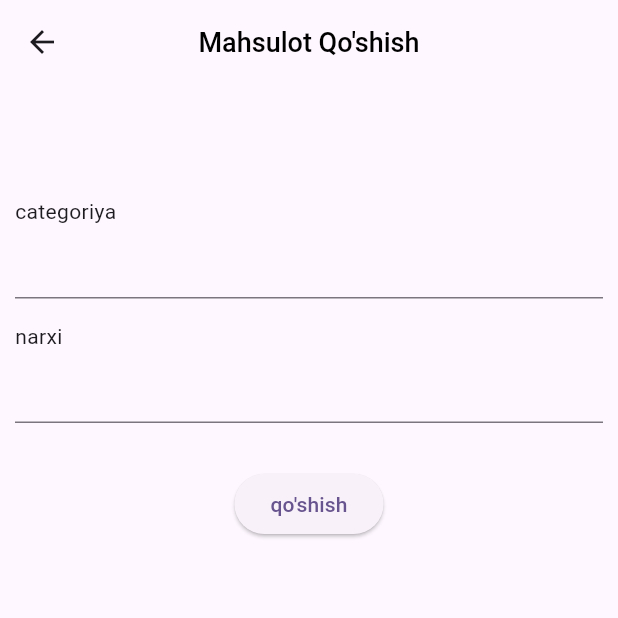
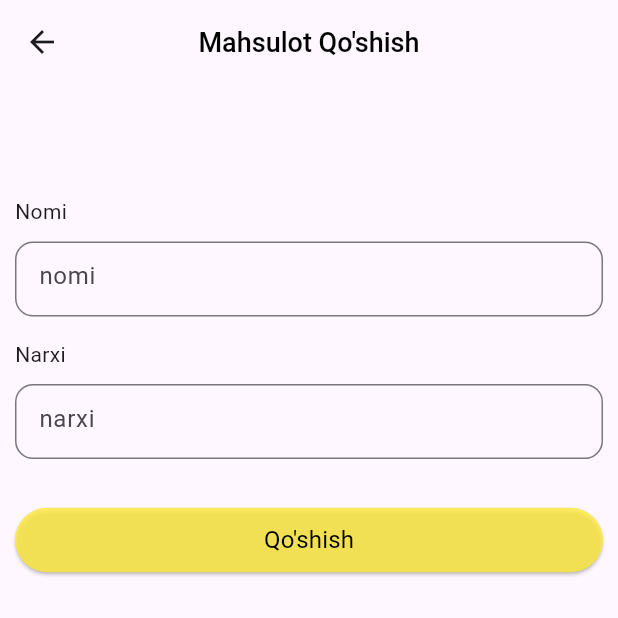
Before and after one commit to AbdulazizTursunov/category, a Flutter app: the AddItemScreen screen opened directly, on a phone screen of 412 x 824 dp, the top half of it. Run offline on Flutter 3.47's test engine with Material 3 defaults, Android fonts, the phone set to English and light mode, and no system bars; missing offline and left inert: sqlite_wrapper.

Commit message:
snakbr qo'shildi designga biroz o'zgartirsh kiritildi

```diff
--- a/lib/ui/all_product/sub_screen/add_scren.dart
+++ b/lib/ui/all_product/sub_screen/add_scren.dart
@@ -1,5 +1,4 @@
 import 'package:category/ui/all_product/view.dart';
-
 
 class AddItemScreen extends StatefulWidget {
   const AddItemScreen({super.key});
@@ -24,7 +23,9 @@ class _AddItemScreenState extends State<AddItemScreen> {
           style: stylee,
         ),
       ),
-      body: Padding(
+      body: Material(
+        borderRadius: BorderRadius.circular(40),
+        child: Padding(
           padding: const EdgeInsets.symmetric(horizontal: 10.0),
           child: Column(
             crossAxisAlignment: CrossAxisAlignment.start,
@@ -38,6 +39,9 @@ class _AddItemScreenState extends State<AddItemScreen> {
                     itemBuilder: (context, index) {
                       CategoryModel category = globalCategoryValue[index];
                       return InkWell(
+                        highlightColor: Colors.purple.withOpacity(0.4),
+                        splashColor: Colors.green.withOpacity(0.5),
+                        borderRadius: BorderRadius.circular(40),
                         onTap: () {
                           setState(() {
                             value = category.id;
@@ -45,12 +49,13 @@ class _AddItemScreenState extends State<AddItemScreen> {
                         },
                         child: Container(
                           margin: const EdgeInsets.symmetric(
-                            horizontal: 10, vertical: 5),
+                              horizontal: 5, vertical: 5),
                           padding: const EdgeInsets.symmetric(
-                            horizontal: 20, vertical: 10),
+                              horizontal: 20, vertical: 5),
                           decoration: BoxDecoration(
                               borderRadius: BorderRadius.circular(40),
-                            color: Colors.yellow),
+                              border:
+                                  Border.all(color: Colors.yellow, width: 2)),
                           child: Center(
                             child: Text(category.nomi),
                           ),
@@ -59,32 +64,80 @@ class _AddItemScreenState extends State<AddItemScreen> {
                     }),
               ),
               const SizedBox(height: 15),
-            const Text('categoriya'),
-            TextField(
+              const Text('Nomi'),
+              const SizedBox(height: 10),
+              SizedBox(
+                height: 50,
+                child: TextField(
+                  textInputAction: TextInputAction.next,
+                  keyboardType: TextInputType.text,
+                  decoration: InputDecoration(
+                    hintText: 'nomi',
+                    border: OutlineInputBorder(
+                      borderRadius: BorderRadius.circular(12),
+                    ),
+                    focusedBorder: OutlineInputBorder(
+                      borderRadius: BorderRadius.circular(12),
+                    ),
+                    fillColor: Colors.black,
+                  ),
                   controller: nomiController,
                 ),
+              ),
               const SizedBox(height: 15),
-            const Text('narxi'),
-            TextField(
+              const Text('Narxi'),
+              const SizedBox(height: 10),
+              SizedBox(
+                height: 50,
+                child: TextField(
+                  textInputAction: TextInputAction.done,
+                  keyboardType: TextInputType.number,
                   controller: narxiController,
+                  decoration: InputDecoration(
+                    hintText: 'narxi',
+                    border: OutlineInputBorder(
+                      borderRadius: BorderRadius.circular(12),
+                    ),
+                    focusedBorder: OutlineInputBorder(
+                      borderRadius: BorderRadius.circular(12),
+                    ),
+                    fillColor: Colors.black,
+                  ),
+                ),
               ),
               const SizedBox(height: 30),
               Center(
+                child: SizedBox(
+                  width: double.infinity,
                   child: ElevatedButton(
+                    style: ElevatedButton.styleFrom(
+                      backgroundColor: Colors.yellow.withOpacity(0.8),
+                      padding: const EdgeInsets.all(10),
+                    ),
                     onPressed: () async {
+
                       MahsulotModel addMahsulot = MahsulotModel();
                       addMahsulot.nomi = nomiController.text;
                       addMahsulot.narxi = int.parse(narxiController.text);
                       addMahsulot.categoryId = value;
                       await addMahsulot.insert();
                       setState(() {});
+                      final snackBar =  SnackBar(
+                        duration: Duration(milliseconds: 200),
+                        content:  Text('Mahsulot qo\'shildi!',style: TextStyle(color: Colors.black),),
+                        backgroundColor: (Colors.white),
+                        );
+                      ScaffoldMessenger.of(context).showSnackBar(snackBar);
+
                     },
-                child: const Text("qo'shish"),
+                    child:  Text("Qo'shish",style: stylee2,),
+                  ),
                 ),
               ),
             ],
           ),
         ),
+      ),
     );
   }
 }
```
Lines whose indentation alone changed are shown as unchanged.
